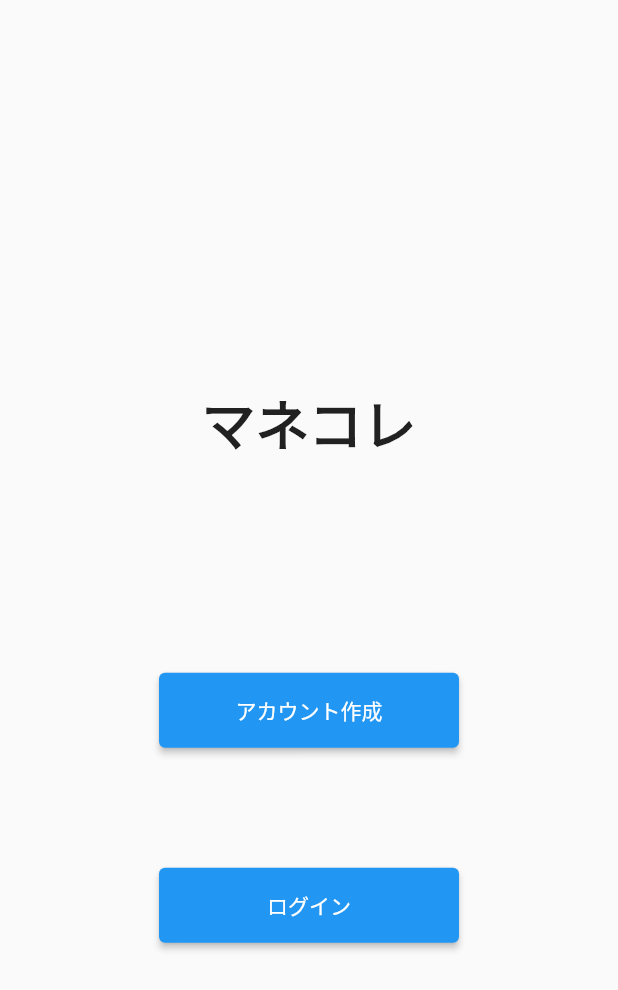
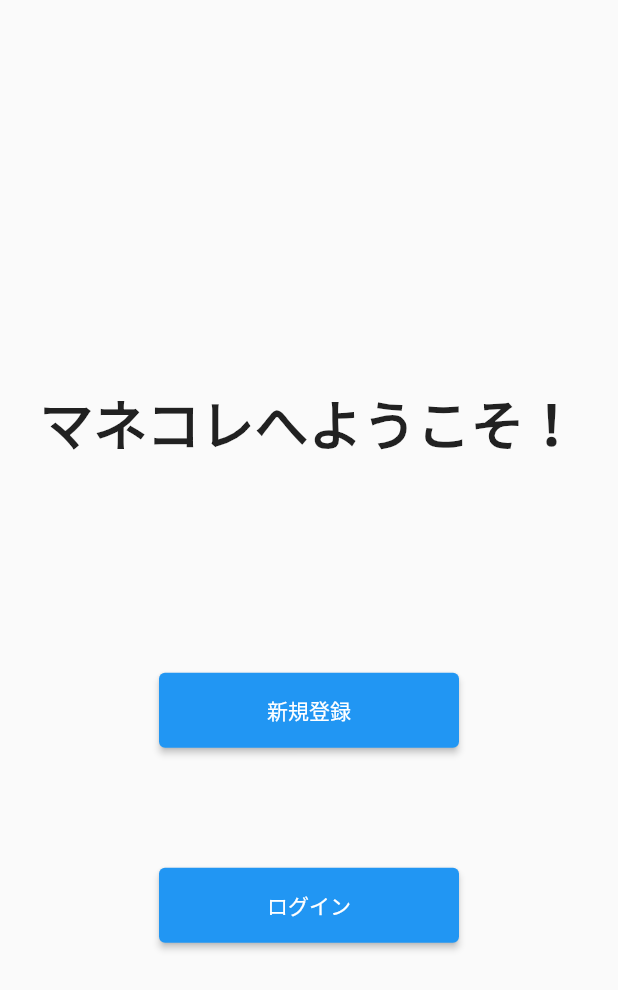
Before and after one commit to jack-app/ideathon-summer-team2, a Flutter app: the screen it shows after launch, on a phone screen of 412 x 824 dp. Shown: the top 990 px of the screen. Run offline on Flutter 3.47's test engine with Material 2 defaults, Android fonts, the phone set to English and light mode, and no system bars.

Commit message:
UI改善途中

```diff
--- a/lib/main.dart
+++ b/lib/main.dart
@@ -30,9 +30,9 @@ class TitlePage extends StatelessWidget {
               margin: EdgeInsets.symmetric(
                 vertical: 100.0,
                 horizontal: 20.0,),
-              child:Text('マネコレ',style: TextStyle(fontWeight: FontWeight.bold,fontSize: 36)),),
+              child:Text('マネコレへようこそ！',style: TextStyle(fontWeight: FontWeight.bold,fontSize: 36)),),
 
-            //アカウント作成ボタン
+            //新規登録ボタン
             Container(
               margin: EdgeInsets.all(40),
               child:SizedBox(
@@ -43,10 +43,10 @@ class TitlePage extends StatelessWidget {
                   onPressed: () {
                     Navigator.of(context).push(
                     MaterialPageRoute(builder: (context) {
-                  // 遷移先の画面としてアカウント作成画面を指定
+                  // 遷移先の画面として新規登録画面を指定
                     return CreateAcount();}),
                   );},
-                  child: Text('アカウント作成', style: TextStyle(color: Colors.white)),
+                  child: Text('新規登録', style: TextStyle(color: Colors.white)),
                 ),
               ),
             ),
```
